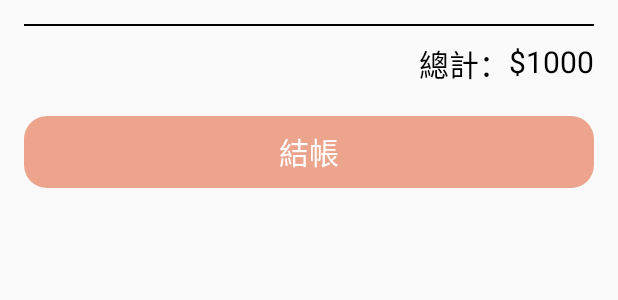
After one commit to MichaelLin-TPE/MCake, an Android app: the layout total_item_layout.xml on its own in the app's theme, with its tools: preview values and no code run, on a phone screen of 412 x 824 dp. The commit adds this screen. Shown: the top 300 px of the screen. Run offline under Robolectric (Android 15) with nearby library versions, the phone set to English and light mode, and no system bars.

```diff
--- a/app/build.gradle
+++ b/app/build.gradle
@@ -48,7 +48,7 @@ dependencies {
     implementation "androidx.recyclerview:recyclerview-selection:1.1.0-rc03"
 
     //圖片下載
-    implementation 'com.nostra13.universalimageloader:universal-image-loader:1.9.5'
+    implementation 'com.github.nostra13:Android-Universal-Image-Loader:f6a9615868482672c3630cb7db6dcf43391e80de'
 
     //圓角圖片
     implementation 'com.makeramen:roundedimageview:2.3.0'
--- a/app/src/main/java/com/cake/mcakeapp/view/home/HomeActivityPresenter.java
+++ b/app/src/main/java/com/cake/mcakeapp/view/home/HomeActivityPresenter.java
@@ -16,4 +16,6 @@ public interface HomeActivityPresenter {
     void onLoadProductPage();
 
     void onCheckUserCartAmount();
+
+    void onButtonCartClickListener();
 }
--- a/app/src/main/java/com/cake/mcakeapp/view/home/HomeActivityPresenterImpl.java
+++ b/app/src/main/java/com/cake/mcakeapp/view/home/HomeActivityPresenterImpl.java
@@ -129,6 +129,11 @@ public class HomeActivityPresenterImpl implements HomeActivityPresenter{
 
     }
 
+    @Override
+    public void onButtonCartClickListener() {
+        mView.showCartFragment();
+    }
+
     private FireStoreHandler.OnCatchFireStoreResultListener<ArrayList<UserData>> getUserListListener = new FireStoreHandler.OnCatchFireStoreResultListener<ArrayList<UserData>>() {
         @Override
         public void onSuccessful(ArrayList<UserData> data) {
--- /dev/null
+++ b/app/src/main/res/layout/total_item_layout.xml
@@ -0,0 +1,64 @@
+<?xml version="1.0" encoding="utf-8"?>
+<androidx.constraintlayout.widget.ConstraintLayout xmlns:android="http://schemas.android.com/apk/res/android"
+    android:layout_width="match_parent"
+    android:layout_height="wrap_content"
+    xmlns:app="http://schemas.android.com/apk/res-auto"
+    xmlns:tools="http://schemas.android.com/tools">
+
+
+    <View
+        android:id="@+id/total_line"
+        app:layout_constraintTop_toTopOf="parent"
+        android:layout_marginTop="16dp"
+        app:layout_constraintRight_toRightOf="parent"
+        app:layout_constraintLeft_toLeftOf="parent"
+        android:layout_marginStart="16dp"
+        android:layout_marginEnd="16dp"
+        android:background="@color/black"
+        android:layout_width="match_parent"
+        android:layout_height="1dp"/>
+
+    <TextView
+        android:id="@+id/total_price"
+        android:textSize="@dimen/small_text_size_20sp"
+        android:textColor="@color/text_default_color"
+        tools:text="$1000"
+        app:layout_constraintTop_toBottomOf="@id/total_line"
+        android:layout_marginTop="10dp"
+        app:layout_constraintRight_toRightOf="parent"
+        android:layout_marginEnd="16dp"
+        android:layout_width="wrap_content"
+        android:layout_height="wrap_content"/>
+
+    <TextView
+        android:id="@+id/total_title"
+        android:textSize="@dimen/small_text_size_20sp"
+        android:textColor="@color/text_default_color"
+        android:text="@string/total"
+        app:layout_constraintTop_toBottomOf="@id/total_line"
+        android:layout_marginTop="10dp"
+        app:layout_constraintRight_toLeftOf="@id/total_price"
+        android:layout_width="wrap_content"
+        android:layout_height="wrap_content"/>
+
+    <Button
+        android:id="@+id/total_btn_check"
+        android:text="@string/check_out"
+        android:textColor="@color/white"
+        android:textSize="@dimen/small_text_size_20sp"
+        app:layout_constraintTop_toBottomOf="@id/total_title"
+        android:layout_marginTop="20dp"
+        app:layout_constraintRight_toRightOf="parent"
+        app:layout_constraintLeft_toLeftOf="parent"
+        app:layout_constraintBottom_toBottomOf="parent"
+        android:layout_marginBottom="16dp"
+        android:layout_marginStart="16dp"
+        android:layout_marginEnd="16dp"
+        android:background="@drawable/btn_selector"
+        android:layout_width="match_parent"
+        android:layout_height="wrap_content"/>
+
+
+
+
+</androidx.constraintlayout.widget.ConstraintLayout>
--- a/app/src/main/res/values/colors.xml
+++ b/app/src/main/res/values/colors.xml
@@ -14,4 +14,5 @@
     <color name="grey">#959393</color>
     <color name="press_color">#F1C78A</color>
     <color name="stroke_line">#73A7A6A5</color>
+    <color name="black">#000000</color>
 </resources>
--- a/app/src/main/res/values/dimens.xml
+++ b/app/src/main/res/values/dimens.xml
@@ -27,4 +27,8 @@
     <dimen name="detail_banner_height">300dp</dimen>
     <dimen name="buy_button_height">50dp</dimen>
     <dimen name="detail_heart_size">30dp</dimen>
+    <dimen name="cart_photo_size">70dp</dimen>
+    <dimen name="cart_btn_remove_size">35dp</dimen>
+    <dimen name="cart_btn_remove_height">60dp</dimen>
+    <dimen name="page_logo_size">150dp</dimen>
 </resources>
--- /dev/null
+++ b/app/src/main/res/values/refs.xml
@@ -0,0 +1,4 @@
+<?xml version="1.0" encoding="utf-8"?>
+<resources>
+    <drawable name="black">#000000</drawable>
+</resources>
--- a/app/src/main/res/values/strings.xml
+++ b/app/src/main/res/values/strings.xml
@@ -75,4 +75,8 @@
     <string name="product_material">原料</string>
     <string name="product_working_main_day">製作天數</string>
     <string name="my_favorite">我的最愛</string>
+    <string name="remove">移除</string>
+    <string name="total">總計：</string>
+    <string name="check_out">結帳</string>
+    <string name="cart_no_data">購物車裡沒有任何東西，快點加緊選購吧～＊</string>
 </resources>
```
Also changed, not shown: app/src/main/java/com/cake/mcakeapp/firestore/FireStoreHandlerImpl.java (+11 -10 lines), app/src/main/java/com/cake/mcakeapp/view/cart/CartAdapter.java (added, +166 -0 lines), app/src/main/java/com/cake/mcakeapp/view/cart/CartFragment.java (+105 -2 lines), app/src/main/java/com/cake/mcakeapp/view/cart/CartFragmentPresenter.java (added, +9 -0 lines), app/src/main/java/com/cake/mcakeapp/view/cart/CartFragmentPresenterImpl.java (added, +78 -0 lines), app/src/main/java/com/cake/mcakeapp/view/cart/CartFragmentVu.java (added, +17 -0 lines), app/src/main/java/com/cake/mcakeapp/view/detail/DetailAdapter.java (+8 -3 lines), app/src/main/java/com/cake/mcakeapp/view/home/HomeActivity.java (+9 -0 lines), app/src/main/res/layout/cart_data_item_layout.xml (added, +86 -0 lines), app/src/main/res/layout/fragment_cart.xml (+41 -6 lines), app/src/main/res/drawable/long_shadow.9.png (added).
